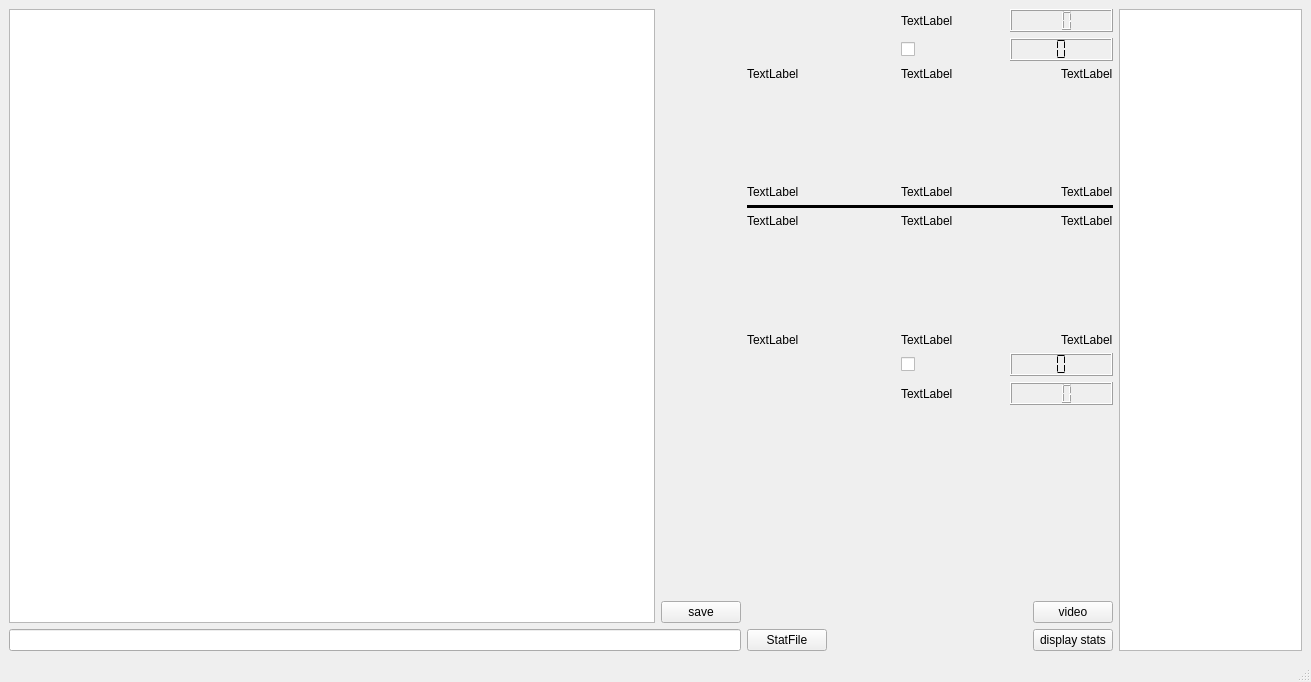
Before: the Qt Designer form datavolley2/uis/first.ui in twicki/datavolley2, drawn with Qt 5.
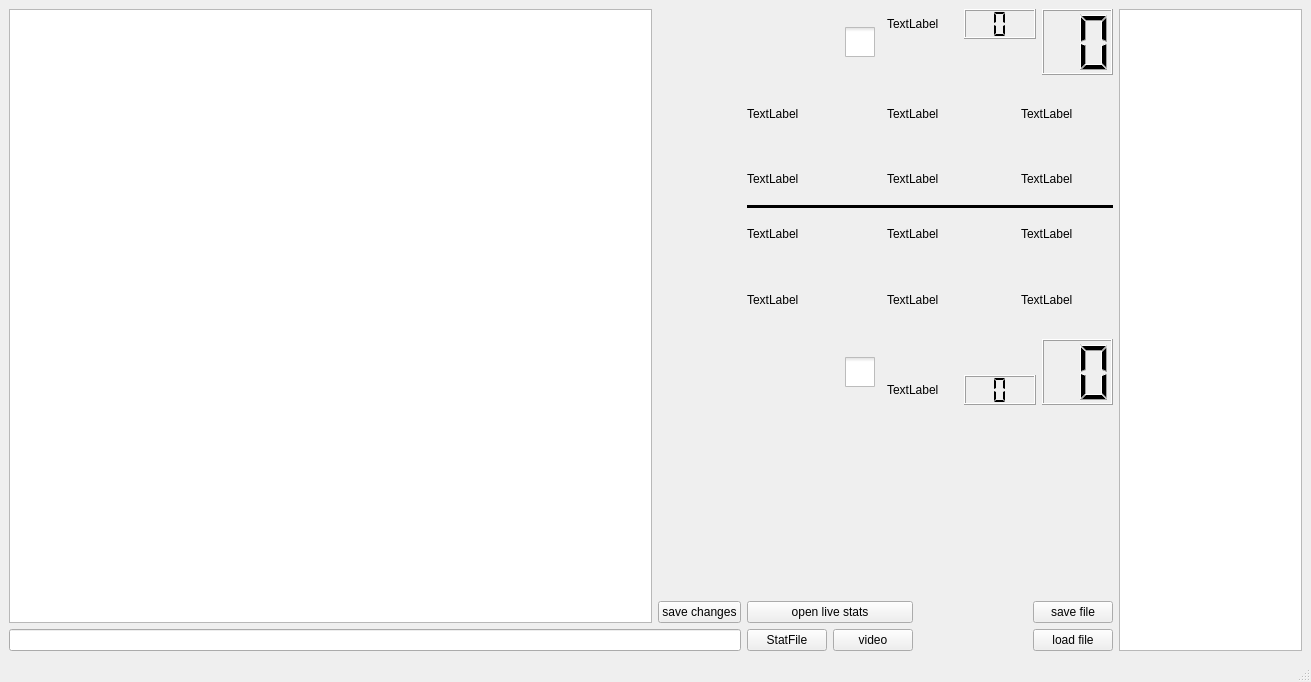
After: the same form once the commit is applied.

Patch:
```diff
--- a/datavolley2/uis/first.ui
+++ b/datavolley2/uis/first.ui
@@ -23,7 +23,7 @@
       <item row="1" column="1">
        <widget class="QPushButton" name="pushButton_2">
         <property name="text">
-         <string>save</string>
+         <string>save changes</string>
         </property>
        </widget>
       </item>
@@ -49,6 +49,19 @@
      <layout class="QGridLayout" name="gridLayout_6">
       <item row="4" column="0">
        <layout class="QGridLayout" name="gridLayout_8">
+        <item row="2" column="2">
+         <spacer name="horizontalSpacer_5">
+          <property name="orientation">
+           <enum>Qt::Horizontal</enum>
+          </property>
+          <property name="sizeHint" stdset="0">
+           <size>
+            <width>40</width>
+            <height>20</height>
+           </size>
+          </property>
+         </spacer>
+        </item>
         <item row="2" column="0">
          <widget class="QPushButton" name="pushButton_3">
           <property name="text">
@@ -56,38 +69,39 @@
           </property>
          </widget>
         </item>
-        <item row="2" column="2">
-         <widget class="QPushButton" name="pushButton">
+        <item row="2" column="3">
+         <widget class="QPushButton" name="loadFile">
           <property name="text">
-           <string>display stats</string>
+           <string>load file</string>
           </property>
          </widget>
         </item>
         <item row="2" column="1">
-         <spacer name="horizontalSpacer_5">
-          <property name="orientation">
-           <enum>Qt::Horizontal</enum>
-          </property>
-          <property name="sizeHint" stdset="0">
-           <size>
-            <width>40</width>
-            <height>20</height>
-           </size>
-          </property>
-         </spacer>
-        </item>
-        <item row="1" column="2">
          <widget class="QPushButton" name="video_analysis">
           <property name="text">
            <string>video</string>
           </property>
          </widget>
         </item>
+        <item row="1" column="3">
+         <widget class="QPushButton" name="saveFile">
+          <property name="text">
+           <string>save file</string>
+          </property>
+         </widget>
+        </item>
+        <item row="1" column="0" colspan="2">
+         <widget class="QPushButton" name="pushButton">
+          <property name="text">
+           <string>open live stats</string>
+          </property>
+         </widget>
+        </item>
        </layout>
       </item>
       <item row="0" column="0">
-       <layout class="QGridLayout" name="gridLayout">
-        <item row="3" column="1">
+       <layout class="QGridLayout" name="gridLayout" rowstretch="5,1,3,0,1,3" columnstretch="3,1,3,1,3">
+        <item row="4" column="1">
          <spacer name="horizontalSpacer">
           <property name="orientation">
            <enum>Qt::Horizontal</enum>
@@ -100,28 +114,8 @@
           </property>
          </spacer>
         </item>
-        <item row="3" column="2">
-         <spacer name="verticalSpacer">
-          <property name="orientation">
-           <enum>Qt::Vertical</enum>
-          </property>
-          <property name="sizeHint" stdset="0">
-           <size>
-            <width>20</width>
-            <height>40</height>
-           </size>
-          </property>
-         </spacer>
-        </item>
         <item row="4" column="2">
-         <widget class="QLabel" name="label_4">
-          <property name="text">
-           <string>TextLabel</string>
-          </property>
-         </widget>
-        </item>
-        <item row="3" column="3">
-         <spacer name="horizontalSpacer_2">
+         <spacer name="verticalSpacer">
           <property name="orientation">
            <enum>Qt::Horizontal</enum>
           </property>
@@ -133,23 +127,23 @@
           </property>
          </spacer>
         </item>
-        <item row="1" column="0">
-         <widget class="QLabel" name="label">
-          <property name="text">
-           <string>TextLabel</string>
-          </property>
-         </widget>
-        </item>
-        <item row="1" column="4">
-         <widget class="QLabel" name="label_3">
+        <item row="2" column="2">
+         <widget class="QLabel" name="label_2">
           <property name="text">
            <string>TextLabel</string>
           </property>
          </widget>
         </item>
         <item row="0" column="2" colspan="3">
-         <layout class="QGridLayout" name="gridLayout_4">
-          <item row="1" column="1">
+         <layout class="QGridLayout" name="gridLayout_4" rowstretch="1,1">
+          <item row="0" column="0">
+           <widget class="QLabel" name="label_14">
+            <property name="text">
+             <string>TextLabel</string>
+            </property>
+           </widget>
+          </item>
+          <item row="0" column="1">
            <widget class="QLCDNumber" name="lcdNumber_4">
             <property name="digitCount">
              <number>1</number>
@@ -159,14 +153,7 @@
             </property>
            </widget>
           </item>
-          <item row="1" column="0">
-           <widget class="QCheckBox" name="checkBox">
-            <property name="text">
-             <string/>
-            </property>
-           </widget>
-          </item>
-          <item row="0" column="1">
+          <item row="0" column="2" rowspan="2">
            <widget class="QLCDNumber" name="lcdNumber">
             <property name="digitCount">
              <number>2</number>
@@ -176,47 +163,83 @@
             </property>
            </widget>
           </item>
-          <item row="0" column="0">
-           <widget class="QLabel" name="label_14">
-            <property name="text">
-             <string>TextLabel</string>
-            </property>
-           </widget>
-          </item>
          </layout>
         </item>
-        <item row="4" column="4">
+        <item row="5" column="4">
          <widget class="QLabel" name="label_6">
           <property name="text">
            <string>TextLabel</string>
           </property>
          </widget>
         </item>
-        <item row="4" column="0">
+        <item row="5" column="0">
          <widget class="QLabel" name="label_5">
           <property name="text">
            <string>TextLabel</string>
           </property>
          </widget>
         </item>
-        <item row="1" column="2">
-         <widget class="QLabel" name="label_2">
+        <item row="2" column="4">
+         <widget class="QLabel" name="label_3">
           <property name="text">
            <string>TextLabel</string>
           </property>
          </widget>
         </item>
+        <item row="4" column="3">
+         <spacer name="horizontalSpacer_2">
+          <property name="orientation">
+           <enum>Qt::Horizontal</enum>
+          </property>
+          <property name="sizeHint" stdset="0">
+           <size>
+            <width>40</width>
+            <height>20</height>
+           </size>
+          </property>
+         </spacer>
+        </item>
+        <item row="2" column="0">
+         <widget class="QLabel" name="label">
+          <property name="text">
+           <string>TextLabel</string>
+          </property>
+         </widget>
+        </item>
+        <item row="5" column="2">
+         <widget class="QLabel" name="label_4">
+          <property name="text">
+           <string>TextLabel</string>
+          </property>
+         </widget>
+        </item>
+        <item row="0" column="1">
+         <widget class="QCheckBox" name="checkBox">
+          <property name="styleSheet">
+           <string notr="true">QCheckBox::indicator {width: 30px; height: 30px;spacing: 0px;}</string>
+          </property>
+          <property name="text">
+           <string/>
+          </property>
+         </widget>
+        </item>
+        <item row="1" column="0">
+         <spacer name="verticalSpacer_6">
+          <property name="orientation">
+           <enum>Qt::Vertical</enum>
+          </property>
+          <property name="sizeHint" stdset="0">
+           <size>
+            <width>20</width>
+            <height>40</height>
+           </size>
+          </property>
+         </spacer>
+        </item>
        </layout>
       </item>
       <item row="2" column="0">
-       <layout class="QGridLayout" name="gridLayout_2">
-        <item row="0" column="0">
-         <widget class="QLabel" name="label_9">
-          <property name="text">
-           <string>TextLabel</string>
-          </property>
-         </widget>
-        </item>
+       <layout class="QGridLayout" name="gridLayout_2" rowstretch="3,1,3,1,5" columnstretch="3,1,3,1,3">
         <item row="0" column="4">
          <widget class="QLabel" name="label_8">
           <property name="text">
@@ -224,8 +247,42 @@
           </property>
          </widget>
         </item>
-        <item row="2" column="2">
-         <widget class="QLabel" name="label_10">
+        <item row="4" column="2" colspan="3">
+         <layout class="QGridLayout" name="gridLayout_3" rowstretch="1,1">
+          <item row="0" column="2" rowspan="2">
+           <widget class="QLCDNumber" name="lcdNumber_2">
+            <property name="lineWidth">
+             <number>1</number>
+            </property>
+            <property name="digitCount">
+             <number>2</number>
+            </property>
+           </widget>
+          </item>
+          <item row="1" column="1">
+           <widget class="QLCDNumber" name="lcdNumber_3">
+            <property name="autoFillBackground">
+             <bool>false</bool>
+            </property>
+            <property name="digitCount">
+             <number>1</number>
+            </property>
+            <property name="segmentStyle">
+             <enum>QLCDNumber::Flat</enum>
+            </property>
+           </widget>
+          </item>
+          <item row="1" column="0">
+           <widget class="QLabel" name="label_13">
+            <property name="text">
+             <string>TextLabel</string>
+            </property>
+           </widget>
+          </item>
+         </layout>
+        </item>
+        <item row="2" column="0">
+         <widget class="QLabel" name="label_11">
           <property name="text">
            <string>TextLabel</string>
           </property>
@@ -244,6 +301,62 @@
           </property>
          </spacer>
         </item>
+        <item row="0" column="2">
+         <widget class="QLabel" name="label_7">
+          <property name="text">
+           <string>TextLabel</string>
+          </property>
+         </widget>
+        </item>
+        <item row="1" column="2">
+         <spacer name="verticalSpacer_2">
+          <property name="orientation">
+           <enum>Qt::Vertical</enum>
+          </property>
+          <property name="sizeHint" stdset="0">
+           <size>
+            <width>20</width>
+            <height>40</height>
+           </size>
+          </property>
+         </spacer>
+        </item>
+        <item row="4" column="1">
+         <widget class="QCheckBox" name="checkBox_2">
+          <property name="autoFillBackground">
+           <bool>false</bool>
+          </property>
+          <property name="styleSheet">
+           <string notr="true">QCheckBox::indicator {width: 30px; height: 30px;spacing: 0px;}</string>
+          </property>
+          <property name="text">
+           <string/>
+          </property>
+          <property name="iconSize">
+           <size>
+            <width>50</width>
+            <height>50</height>
+           </size>
+          </property>
+          <property name="tristate">
+           <bool>false</bool>
+          </property>
+         </widget>
+        </item>
+        <item row="2" column="2">
+         <widget class="QLabel" name="label_10">
+          <property name="text">
+           <string>TextLabel</string>
+          </property>
+         </widget>
+        </item>
+        <item row="0" column="0">
+         <widget class="QLabel" name="label_9">
+          <property name="text">
+           <string>TextLabel</string>
+          </property>
+         </widget>
+        </item>
         <item row="2" column="4">
          <widget class="QLabel" name="label_12">
           <property name="text">
@@ -251,13 +364,6 @@
           </property>
          </widget>
         </item>
-        <item row="2" column="0">
-         <widget class="QLabel" name="label_11">
-          <property name="text">
-           <string>TextLabel</string>
-          </property>
-         </widget>
-        </item>
         <item row="1" column="1">
          <spacer name="horizontalSpacer_3">
           <property name="orientation">
@@ -271,8 +377,8 @@
           </property>
          </spacer>
         </item>
-        <item row="1" column="2">
-         <spacer name="verticalSpacer_2">
+        <item row="3" column="2">
+         <spacer name="verticalSpacer_5">
           <property name="orientation">
            <enum>Qt::Vertical</enum>
           </property>
@@ -284,57 +390,6 @@
           </property>
          </spacer>
         </item>
-        <item row="0" column="2">
-         <widget class="QLabel" name="label_7">
-          <property name="text">
-           <string>TextLabel</string>
-          </property>
-         </widget>
-        </item>
-        <item row="3" column="2" colspan="3">
-         <layout class="QGridLayout" name="gridLayout_3">
-          <item row="0" column="1">
-           <widget class="QLCDNumber" name="lcdNumber_3">
-            <property name="autoFillBackground">
-             <bool>false</bool>
-            </property>
-            <property name="digitCount">
-             <number>1</number>
-            </property>
-            <property name="segmentStyle">
-             <enum>QLCDNumber::Flat</enum>
-            </property>
-           </widget>
-          </item>
-          <item row="1" column="0">
-           <widget class="QLabel" name="label_13">
-            <property name="text">
-             <string>TextLabel</string>
-            </property>
-           </widget>
-          </item>
-          <item row="1" column="1">
-           <widget class="QLCDNumber" name="lcdNumber_2">
-            <property name="lineWidth">
-             <number>1</number>
-            </property>
-            <property name="digitCount">
-             <number>2</number>
-            </property>
-           </widget>
-          </item>
-          <item row="0" column="0">
-           <widget class="QCheckBox" name="checkBox_2">
-            <property name="autoFillBackground">
-             <bool>false</bool>
-            </property>
-            <property name="text">
-             <string/>
-            </property>
-           </widget>
-          </item>
-         </layout>
-        </item>
        </layout>
       </item>
       <item row="3" column="0">
```
Left out of the diff: 6 changed lines with no effect on the pictures.
